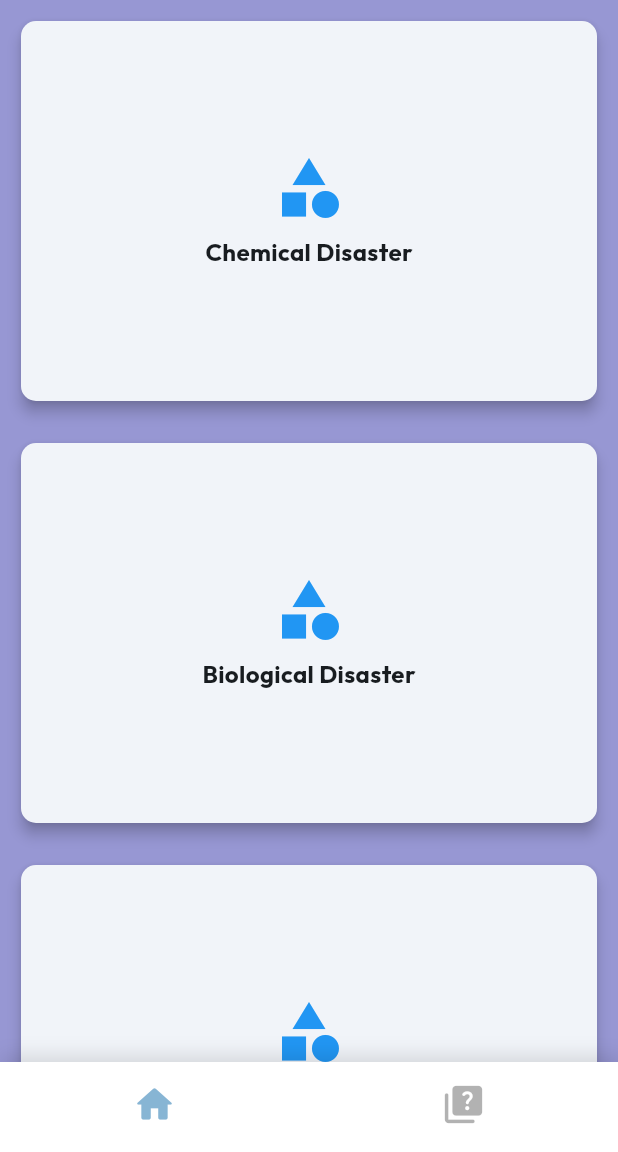
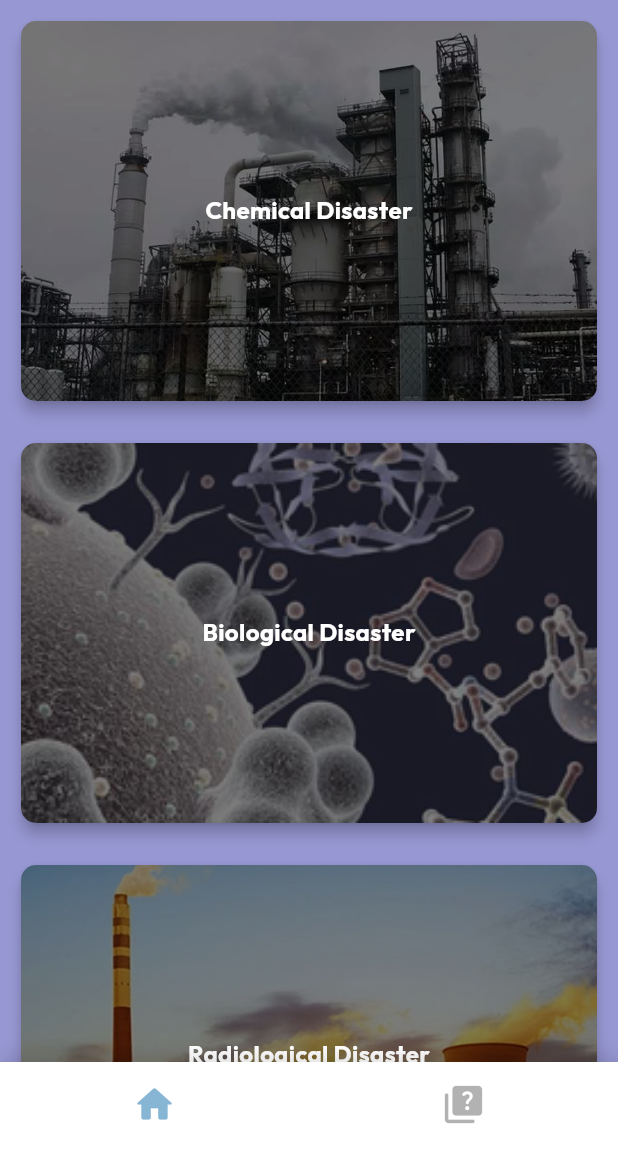
Before and after one commit to VRescue/VRescue_app, a Flutter app: the screen it shows after launch, on a phone screen of 412 x 824 dp, the part 84-1236 px from its top. Run offline on Flutter 3.47's test engine with Material 3 defaults, Android fonts, the light colour scheme and no system bars; our stand-ins replace google_fonts.

Commit message:
disasters added

```diff
--- a/lib/data/category_data.dart
+++ b/lib/data/category_data.dart
@@ -4,21 +4,26 @@ const availableCategories = [
   Category(
     id: 'c1',
     title: 'Chemical Disaster',
+    image: 'assets/disasters/chemicalDisaster.webp'
   ),
   Category(
     id: 'c2',
     title: 'Biological Disaster',
+    image: 'assets/disasters/biologicalDisaster.png'
   ),
   Category(
     id: 'c3',
     title: 'Radiological Disaster',
+    image: 'assets/disasters/radiologicalDisaster.jpeg'
   ),
   Category(
     id: 'c4',
     title: 'Nuclear Disaster',
+    image: 'assets/disasters/nuclearDisaster.jpeg'
   ),
   Category(
     id: 'c5',
     title: 'Explosive Disaster',
+    image: 'assets/disasters/explosiveDisaster.webp'
   ),
 ];
--- a/lib/models/category.dart
+++ b/lib/models/category.dart
@@ -1,6 +1,7 @@
 class Category {
-const Category({required this.id, required this.title,});
+const Category({required this.id, required this.title, required this.image});
 
   final String id;
   final String title;
+  final String image;
 }
--- a/lib/views/categories.dart
+++ b/lib/views/categories.dart
@@ -56,8 +56,8 @@ class _CategoriesScreenState extends State<CategoriesScreen> with SingleTickerPr
             for(final Category in availableCategories)
             CategoryGridItem(
               title: Category.title,
-              icon: Icons.category,
-              color: Colors.blue,
+              image: Category.image,
+              onSelectCategory: (){},
             ),
           ],
         ),
--- a/lib/views/start_screen.dart
+++ b/lib/views/start_screen.dart
@@ -14,14 +14,14 @@ class StartScreen extends StatelessWidget {
         mainAxisSize: MainAxisSize.min,
         children: [
           Image.asset(
-            'assets/user/disaster.png',
+            'assets/quiz/disaster.png',
             width: 400,
           ),
           const SizedBox(height: 60,),
           Padding(
             padding: const EdgeInsets.all(8.0),
             child: Text(
-              'Learn about CBRNE (Chemical, Biological, Radiological, Nuclear, and Explosive) disasters with this quiz!',
+              'Learn about CBRNE (Chemical, Biological, Radiological, Nuclear and Explosive) disasters with this quiz!',
               style: GoogleFonts.lato(
                 color: kblackHeading,
                 fontSize: 24,
--- a/lib/widgets/category_grid_item.dart
+++ b/lib/widgets/category_grid_item.dart
@@ -1,48 +1,56 @@
 import 'package:flutter/material.dart';
+import 'package:sangrakshan/global/color.dart';
 
 class CategoryGridItem extends StatelessWidget {
   final String title;
-  final IconData icon;
-  final Color color;
+  final String image;
+  final void Function() onSelectCategory;
 
   const CategoryGridItem({
     required this.title,
-    required this.icon,
-    required this.color,
+    required this.image,
+    required this.onSelectCategory,
   });
 
   @override
   Widget build(BuildContext context) {
     return Card(
   elevation: 4,
-      shape: RoundedRectangleBorder(
+  child: InkWell(
+    onTap: onSelectCategory,
+    child: Stack(
+      children: [
+        ClipRRect(
           borderRadius: BorderRadius.circular(10),
+          child: Image.asset(
+            image,
+            fit: BoxFit.cover,
+            width: double.infinity,
+            height: double.infinity,
+            color: Colors.black.withOpacity(0.5),
+            colorBlendMode: BlendMode.darken,
           ),
-      child: InkWell(
-        onTap: () {
-          // Add your onTap logic here
-        },
-        child: Container(
+        ),
+        Container(
           padding: const EdgeInsets.all(16),
           child: Column(
             mainAxisAlignment: MainAxisAlignment.center,
             children: [
-              Icon(
-                icon,
-                size: 48,
-                color: color,
-              ),
-              const SizedBox(height: 8),
-              Text(
+              Center(
+                child: Text(
                   title,
-                style: TextStyle(
+                  style: const TextStyle(
                     fontSize: 16,
                     fontWeight: FontWeight.bold,
+                    color: kwhite,
+                  ),
                 ),
               ),
             ],
           ),
         ),
+      ],
+    ),
   ),
 );
   }
--- a/pubspec.yaml
+++ b/pubspec.yaml
@@ -61,7 +61,8 @@ flutter:
 
   # To add assets to your application, add an assets section, like this:
   assets:
-    - assets/user/
+    - assets/quiz/
+    - assets/disasters/
 
   # An image asset can refer to one or more resolution-specific "variants", see
   # https://flutter.dev/assets-and-images/#resolution-aware
```
Also changed, not shown: assets/disasters/biologicalDisaster.png (added), assets/disasters/chemicalDisaster.webp (added), assets/disasters/explosiveDisaster.webp (added), assets/disasters/nuclearDisaster.jpeg (added), assets/disasters/radiologicalDisaster.jpeg (added), assets/quiz/cbrn.jpeg (renamed from assets/user/cbrn.jpeg), assets/quiz/disaster.png (renamed from assets/user/disaster.png), lib/global/color.dart (line endings or trailing spaces), 1 other file. Lines whose indentation alone changed are shown as unchanged.
